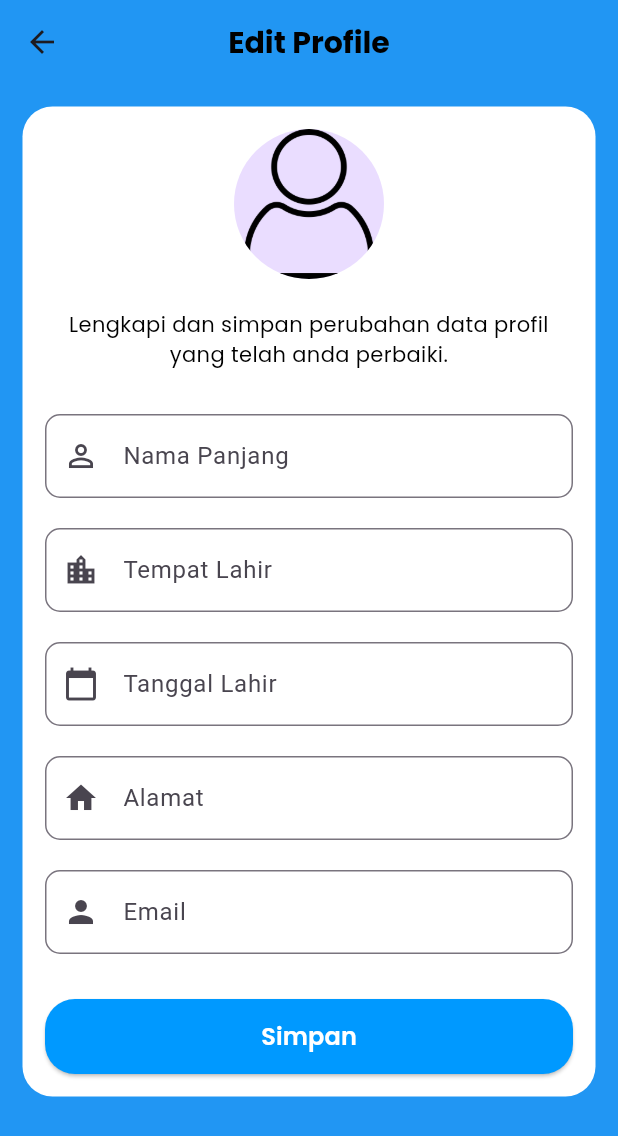
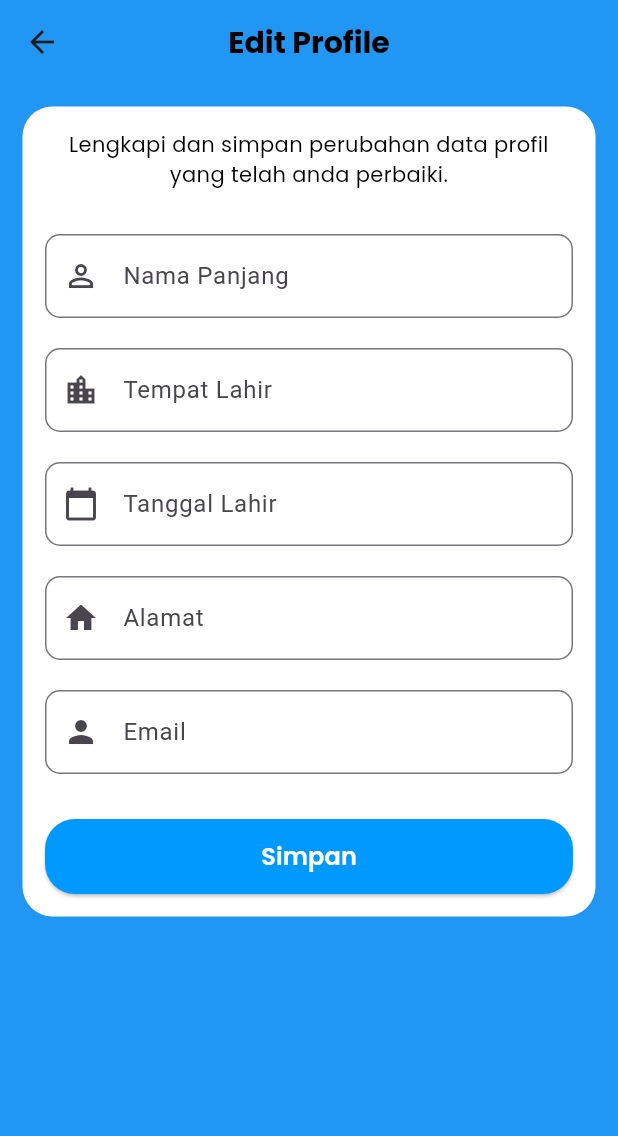
Before and after one commit to Fin4lZ0ne/edupresence_mobile, a Flutter app: the EditProfile screen opened directly, on a phone screen of 412 x 824 dp. Shown: the top 1136 px of the screen. Run offline on Flutter 3.47's test engine with Material 3 defaults, Android fonts, the phone set to English and light mode, and no system bars; our stand-ins replace date_picker_timeline, file_picker, geolocator, get, google_fonts, image_picker and 3 more; missing offline and left inert: flutter_pdfview, m7_livelyness_detection; accounts and stored records are empty; network calls fail; project files that could hold a hidden picture were left out.

Commit message:
fix bug birthdate profile,adjust login textfield,adjust edit profile page delete unused foto profile non api

```diff
--- a/lib/ui/pages/edit_profil.dart
+++ b/lib/ui/pages/edit_profil.dart
@@ -146,19 +146,19 @@ class _EditProfileState extends State<EditProfile> {
             key: _formKey,
             child: Column(
               children: [
-                GestureDetector(
-                  onTap: _pickImage,
-                  child: CircleAvatar(
-                    radius: 50,
-                    backgroundImage: _image != null
-                        ? FileImage(_image!)
-                        : (_profileImageUrl != null
-                            ? NetworkImage(_profileImageUrl!)
-                            : AssetImage('assets/profile/user.png'))
-                                as ImageProvider,
-                  ),
-                ),
-                SizedBox(height: 20),
+                // GestureDetector(
+                //   onTap: _pickImage,
+                //   child: CircleAvatar(
+                //     radius: 50,
+                //     backgroundImage: _image != null
+                //         ? FileImage(_image!)
+                //         : (_profileImageUrl != null
+                //             ? NetworkImage(_profileImageUrl!)
+                //             : AssetImage('assets/profile/user.png'))
+                //                 as ImageProvider,
+                //   ),
+                // ),
+                // SizedBox(height: 20),
                 EditProfileWidget.textedit(),
                 SizedBox(height: 20),
                 EditProfileWidget.buildTextField('Nama Panjang', Icons.person_outline,
--- a/lib/ui/widget/editprofile/editprofile_widget.dart
+++ b/lib/ui/widget/editprofile/editprofile_widget.dart
@@ -50,7 +50,7 @@ class EditProfileWidget {
             context: context,
             initialDate: DateTime.now(),
             firstDate: DateTime(1900),
-            lastDate: DateTime(2100),
+            lastDate: DateTime.now().subtract(Duration(days: 1)),
           );
           if (pickedDate != null) {
             controller.text = pickedDate.toIso8601String().split('T').first;
```
Also changed, not shown: lib/ui/pages/login_page.dart (+43 -11 lines).
